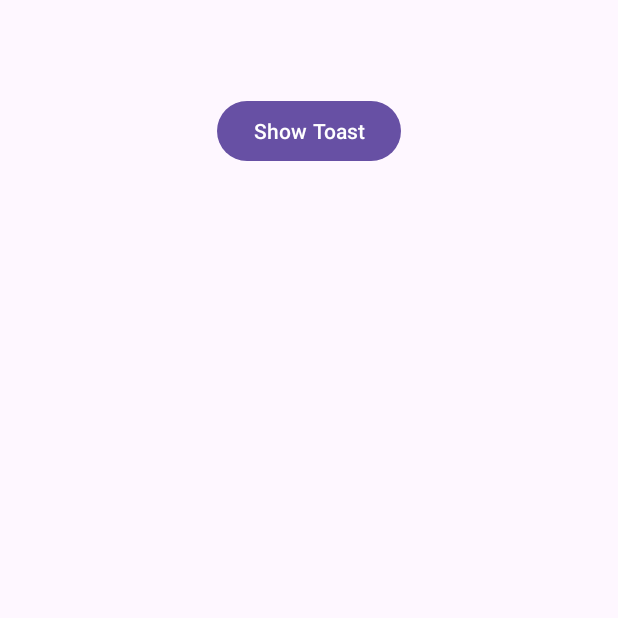
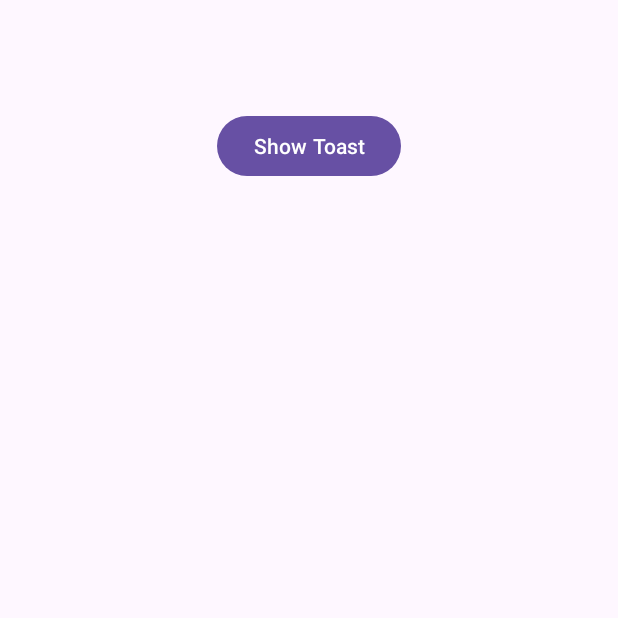
Before and after one commit to ChrisCode-design/Let-sChet, an Android app: the screen it shows after launch (MainActivity), on a phone screen of 412 x 824 dp, the top half of it. Run offline under Robolectric (Android 15) with nearby library versions, the phone set to English and light mode, and no system bars.

Commit message:
section-two

```diff
--- a/app/src/main/res/layout/activity_main.xml
+++ b/app/src/main/res/layout/activity_main.xml
@@ -13,6 +13,6 @@
         android:layout_height="wrap_content"
         android:layout_alignParentTop="true"
         android:layout_centerHorizontal="true"
-        android:layout_marginTop="63dp"
+        android:layout_marginTop="73dp"
         android:text="@string/show_toast"/>
 </RelativeLayout>
```
